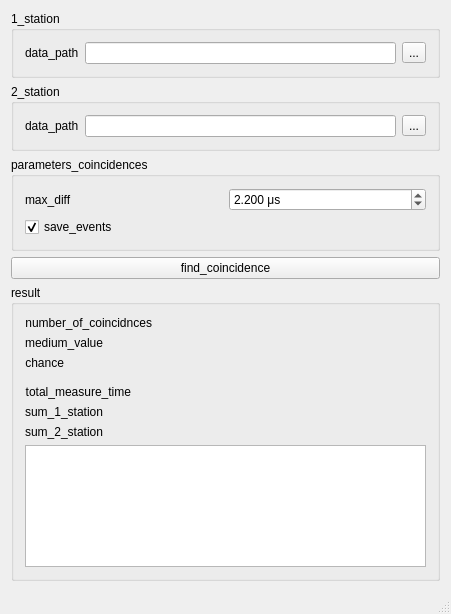
The window that miniaplications/coincidence.ui (Hinogary/czelta-python) describes before a commit, drawn with Qt 5.
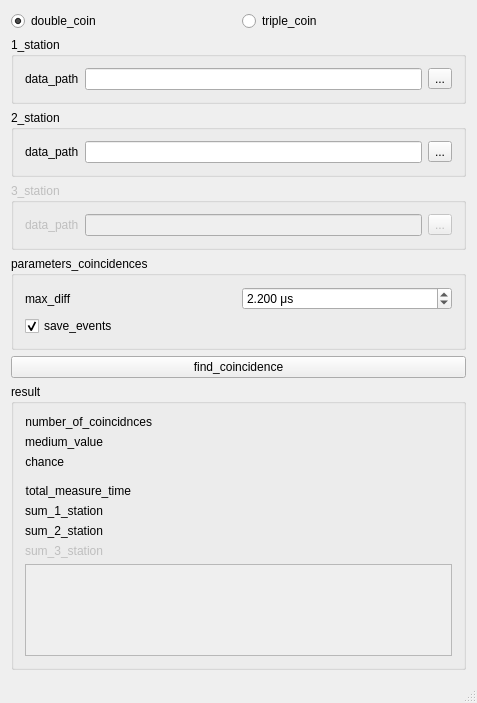
The same window after the commit.

Commit message: updated mini app to triple coincidences

Patch:
```diff
--- a/miniaplications/coincidence.ui
+++ b/miniaplications/coincidence.ui
@@ -6,8 +6,8 @@
    <rect>
     <x>0</x>
     <y>0</y>
-    <width>451</width>
-    <height>614</height>
+    <width>477</width>
+    <height>703</height>
    </rect>
   </property>
   <property name="windowTitle">
@@ -15,6 +15,27 @@
   </property>
   <widget class="QWidget" name="centralWidget">
    <layout class="QVBoxLayout" name="verticalLayout">
+    <item>
+     <layout class="QHBoxLayout" name="horizontalLayout_3">
+      <item>
+       <widget class="QRadioButton" name="double_coin">
+        <property name="text">
+         <string>double_coin</string>
+        </property>
+        <property name="checked">
+         <bool>true</bool>
+        </property>
+       </widget>
+      </item>
+      <item>
+       <widget class="QRadioButton" name="triple_coin">
+        <property name="text">
+         <string>triple_coin</string>
+        </property>
+       </widget>
+      </item>
+     </layout>
+    </item>
     <item>
      <widget class="QGroupBox" name="groupBox">
       <property name="title">
@@ -67,6 +88,35 @@
       </layout>
      </widget>
     </item>
+    <item>
+     <widget class="QGroupBox" name="st_g_3">
+      <property name="enabled">
+       <bool>false</bool>
+      </property>
+      <property name="title">
+       <string>3_station</string>
+      </property>
+      <layout class="QHBoxLayout" name="horizontalLayout_4">
+       <item>
+        <widget class="QLabel" name="label_9">
+         <property name="text">
+          <string>data_path</string>
+         </property>
+        </widget>
+       </item>
+       <item>
+        <widget class="QLineEdit" name="data_3"/>
+       </item>
+       <item>
+        <widget class="QToolButton" name="data_3_select">
+         <property name="text">
+          <string>...</string>
+         </property>
+        </widget>
+       </item>
+      </layout>
+     </widget>
+    </item>
     <item>
      <widget class="QGroupBox" name="groupBox_3">
       <property name="title">
@@ -160,7 +210,57 @@
          </property>
         </widget>
        </item>
+       <item row="2" column="0">
+        <widget class="QLabel" name="label_7">
+         <property name="sizePolicy">
+          <sizepolicy hsizetype="Preferred" vsizetype="Preferred">
+           <horstretch>0</horstretch>
+           <verstretch>0</verstretch>
+          </sizepolicy>
+         </property>
+         <property name="text">
+          <string>medium_value</string>
+         </property>
+         <property name="alignment">
+          <set>Qt::AlignRight|Qt::AlignTrailing|Qt::AlignVCenter</set>
+         </property>
+        </widget>
+       </item>
+       <item row="2" column="1">
+        <widget class="QLabel" name="medium_value">
+         <property name="text">
+          <string/>
+         </property>
+        </widget>
+       </item>
+       <item row="3" column="0">
+        <widget class="QLabel" name="label_10">
+         <property name="toolTip">
+          <string>chance_tooltip</string>
+         </property>
+         <property name="text">
+          <string>chance</string>
+         </property>
+         <property name="alignment">
+          <set>Qt::AlignRight|Qt::AlignTrailing|Qt::AlignVCenter</set>
+         </property>
+        </widget>
+       </item>
+       <item row="3" column="1">
+        <widget class="QLabel" name="percents">
+         <property name="text">
+          <string/>
+         </property>
+        </widget>
+       </item>
        <item row="4" column="0">
+        <widget class="Line" name="line">
+         <property name="orientation">
+          <enum>Qt::Horizontal</enum>
+         </property>
+        </widget>
+       </item>
+       <item row="5" column="0">
         <widget class="QLabel" name="label_5">
          <property name="text">
           <string>total_measure_time</string>
@@ -170,14 +270,14 @@
          </property>
         </widget>
        </item>
-       <item row="4" column="1">
+       <item row="5" column="1">
         <widget class="QLabel" name="lenght_of_measuring">
          <property name="text">
           <string/>
          </property>
         </widget>
        </item>
-       <item row="5" column="0">
+       <item row="6" column="0">
         <widget class="QLabel" name="label_6">
          <property name="text">
           <string>sum_1_station</string>
@@ -187,14 +287,14 @@
          </property>
         </widget>
        </item>
-       <item row="5" column="1">
+       <item row="6" column="1">
         <widget class="QLabel" name="all_events_0">
          <property name="text">
           <string/>
          </property>
         </widget>
        </item>
-       <item row="6" column="0">
+       <item row="7" column="0">
         <widget class="QLabel" name="label_8">
          <property name="layoutDirection">
           <enum>Qt::LeftToRight</enum>
@@ -207,17 +307,34 @@
          </property>
         </widget>
        </item>
-       <item row="6" column="1">
+       <item row="7" column="1">
         <widget class="QLabel" name="all_events_1">
          <property name="text">
           <string/>
          </property>
         </widget>
        </item>
-       <item row="9" column="0" colspan="2">
+       <item row="8" column="0">
+        <widget class="QLabel" name="label_11">
+         <property name="enabled">
+          <bool>false</bool>
+         </property>
+         <property name="text">
+          <string>sum_3_station</string>
+         </property>
+        </widget>
+       </item>
+       <item row="8" column="1">
+        <widget class="QLabel" name="all_events_2">
+         <property name="text">
+          <string/>
+         </property>
+        </widget>
+       </item>
+       <item row="10" column="0" colspan="2">
         <widget class="QTextEdit" name="coincidence_text_edit">
          <property name="enabled">
-          <bool>true</bool>
+          <bool>false</bool>
          </property>
          <property name="sizePolicy">
           <sizepolicy hsizetype="Preferred" vsizetype="Preferred">
@@ -243,56 +360,6 @@
          </property>
         </widget>
        </item>
-       <item row="1" column="0">
-        <widget class="QLabel" name="label_7">
-         <property name="sizePolicy">
-          <sizepolicy hsizetype="Preferred" vsizetype="Preferred">
-           <horstretch>0</horstretch>
-           <verstretch>0</verstretch>
-          </sizepolicy>
-         </property>
-         <property name="text">
-          <string>medium_value</string>
-         </property>
-         <property name="alignment">
-          <set>Qt::AlignRight|Qt::AlignTrailing|Qt::AlignVCenter</set>
-         </property>
-        </widget>
-       </item>
-       <item row="1" column="1">
-        <widget class="QLabel" name="medium_value">
-         <property name="text">
-          <string/>
-         </property>
-        </widget>
-       </item>
-       <item row="2" column="0">
-        <widget class="QLabel" name="label_10">
-         <property name="toolTip">
-          <string>chance_tooltip</string>
-         </property>
-         <property name="text">
-          <string>chance</string>
-         </property>
-         <property name="alignment">
-          <set>Qt::AlignRight|Qt::AlignTrailing|Qt::AlignVCenter</set>
-         </property>
-        </widget>
-       </item>
-       <item row="2" column="1">
-        <widget class="QLabel" name="percents">
-         <property name="text">
-          <string/>
-         </property>
-        </widget>
-       </item>
-       <item row="3" column="0">
-        <widget class="Line" name="line">
-         <property name="orientation">
-          <enum>Qt::Horizontal</enum>
-         </property>
-        </widget>
-       </item>
       </layout>
      </widget>
     </item>
```
The commit also changes 6 other files.
